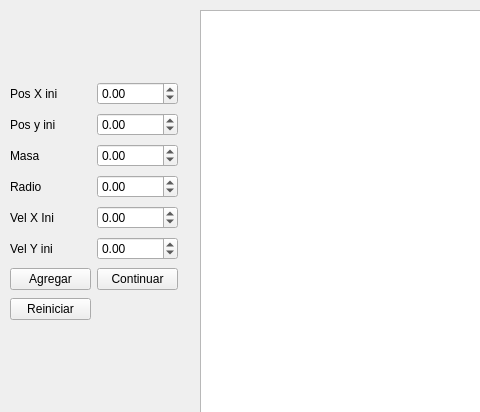
The window that Laboratorio/Unidad6/mainwindow.ui (UFelipeJR/Computing_II) describes before a commit, drawn with Qt 5; both pictures show x 0 to 480 and y 0 to 412 of the 1409 by 750 pixel window.
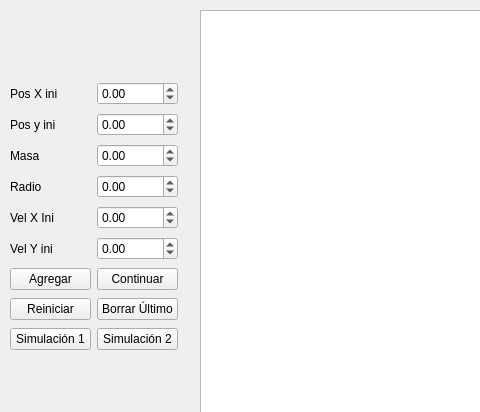
The same window after the commit.

Patch:
```diff
--- a/Laboratorio/Unidad6/mainwindow.ui
+++ b/Laboratorio/Unidad6/mainwindow.ui
@@ -20,7 +20,7 @@
       <x>10</x>
       <y>80</y>
       <width>168</width>
-      <height>242</height>
+      <height>272</height>
      </rect>
     </property>
     <layout class="QGridLayout" name="gridLayout">
@@ -65,6 +65,13 @@
        </property>
       </widget>
      </item>
+     <item row="7" column="0">
+      <widget class="QPushButton" name="continue_3">
+       <property name="text">
+        <string>Reiniciar</string>
+       </property>
+      </widget>
+     </item>
      <item row="0" column="1">
       <widget class="QDoubleSpinBox" name="Num_Xo">
        <property name="minimum">
@@ -135,6 +142,13 @@
        </property>
       </widget>
      </item>
+     <item row="7" column="1">
+      <widget class="QPushButton" name="continue_4">
+       <property name="text">
+        <string>Borrar Último</string>
+       </property>
+      </widget>
+     </item>
      <item row="5" column="1">
       <widget class="QDoubleSpinBox" name="vely">
        <property name="minimum">
@@ -161,10 +175,17 @@
        </property>
       </widget>
      </item>
-     <item row="7" column="0">
-      <widget class="QPushButton" name="continue_3">
+     <item row="8" column="0">
+      <widget class="QPushButton" name="continue_5">
        <property name="text">
-        <string>Reiniciar</string>
+        <string>Simulación 1</string>
+       </property>
+      </widget>
+     </item>
+     <item row="8" column="1">
+      <widget class="QPushButton" name="continue_6">
+       <property name="text">
+        <string>Simulación 2</string>
        </property>
       </widget>
      </item>
```
